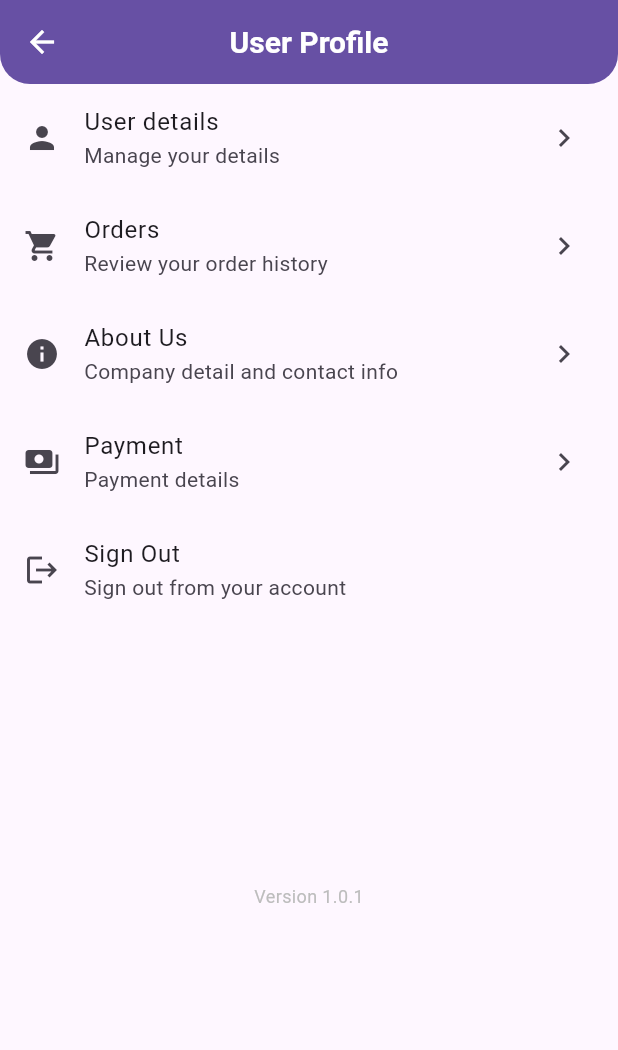
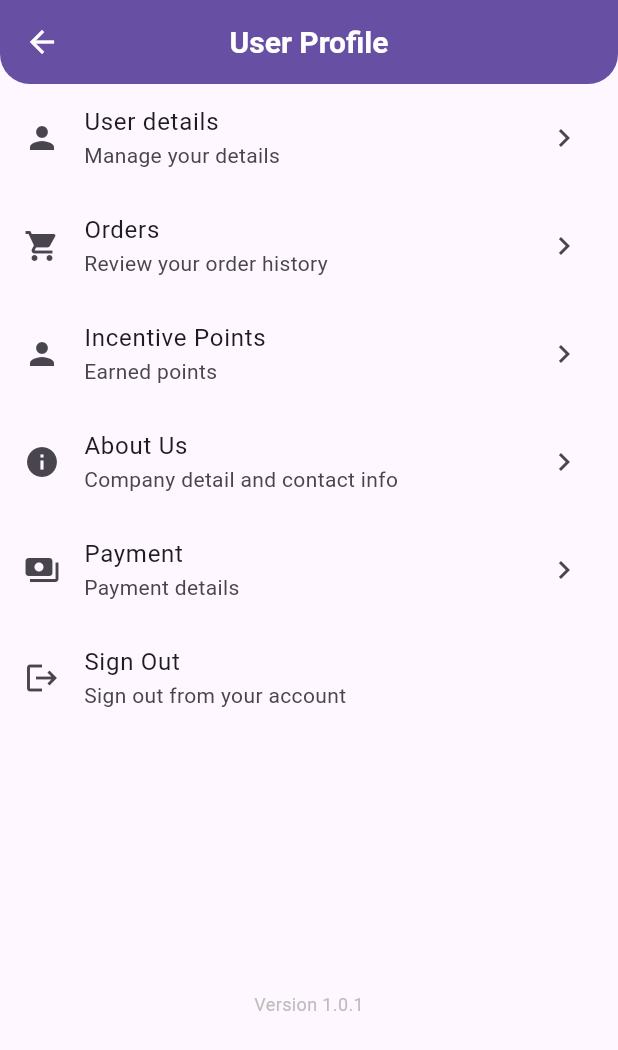
Before and after one commit to dkofficial24/sanitary_mart, a Flutter app: the UserProfileTab screen opened directly, on a phone screen of 412 x 824 dp. Shown: the top 1050 px of the screen. Run offline on Flutter 3.47's test engine with Material 3 defaults, Android fonts, the light colour scheme and no system bars; our stand-ins replace cached_network_image, cloud_firestore, device_preview, firebase_analytics, firebase_auth, firebase_core and 13 more; missing offline and left inert: clipboard, molten_navigationbar_flutter; accounts and stored records are empty.

Commit message:
- Incentive under dev screen

```diff
--- a/lib/profile/ui/screen/user_profile_tab.dart
+++ b/lib/profile/ui/screen/user_profile_tab.dart
@@ -11,8 +11,8 @@ import 'package:sanitary_mart/order/ui/order_screen.dart';
 import 'package:sanitary_mart/payment/ui/payment_info_screen.dart';
 import 'package:sanitary_mart/profile/provider/user_provider.dart';
 import 'package:sanitary_mart/profile/ui/screen/about_us.dart';
-import 'package:sanitary_mart/profile/ui/screen/address_list_screen.dart';
 import 'package:sanitary_mart/profile/ui/screen/personal_information_screen.dart';
+import 'package:sanitary_mart/profile/ui/screen/points_screen.dart';
 
 class UserProfileTab extends StatelessWidget {
   const UserProfileTab({super.key});
@@ -52,6 +52,15 @@ class UserProfileTab extends StatelessWidget {
           //     Get.to(AddressListScreen());
           //   },
           // ),
+          ListTile(
+            leading: const Icon(Icons.person),
+            title: const Text('Incentive Points'),
+            subtitle: const Text('Earned points'),
+            trailing: const Icon(Icons.keyboard_arrow_right),
+            onTap: () {
+              Get.to(const PointsScreen());
+            },
+          ),
           ListTile(
             leading: const Icon(Icons.info),
             title: const Text('About Us'),
```
Also changed, not shown: lib/profile/ui/screen/points_screen.dart (added, +19 -0 lines).
